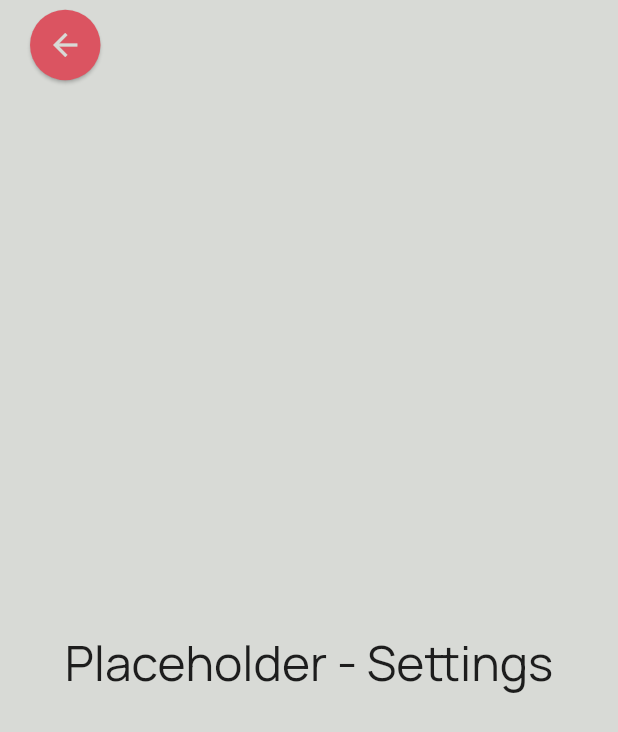
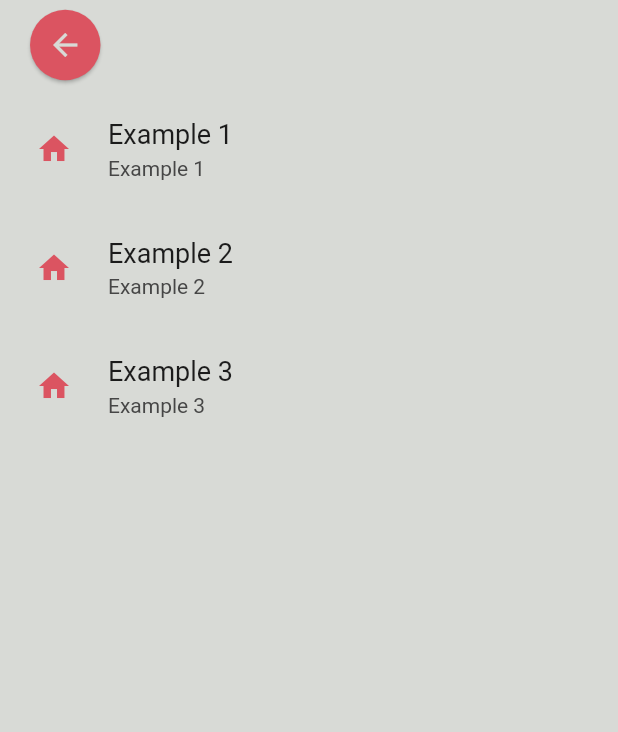
Before and after one commit to mattdbarnett/activito-app, a Flutter app: the HistorySettings screen opened directly, on a phone screen of 412 x 824 dp. Shown: the top 732 px of the screen. Run offline on Flutter 3.47's test engine with Material 2 defaults, Android fonts, the phone set to English and light mode, and no system bars; drawn by our look-alikes of settings_ui.

Commit message:
Added settings ui package and example settings tiles on the settings page

```diff
--- a/lib/pages/home.dart
+++ b/lib/pages/home.dart
@@ -1,5 +1,6 @@
 
 import 'package:flutter/material.dart';
+import 'package:history_logging_app/pages/settings.dart';
 import '../shared/colours.dart';
 import 'package:history_logging_app/pages/recordadd.dart';
 import 'package:history_logging_app/pages/recordlist.dart';
@@ -93,7 +94,7 @@ class _HistoryHomeState extends State<HistoryHome> {
                         ),
                         onPressed: () {
                           Navigator.of(context).push(MaterialPageRoute(
-                              builder: (BuildContext context) => const HistoryTypeList()));
+                              builder: (BuildContext context) => const HistorySettings()));
                         },
                         child: const Icon(
                           Icons.settings,
--- a/lib/pages/settings.dart
+++ b/lib/pages/settings.dart
@@ -2,6 +2,7 @@
 import 'package:flutter/material.dart';
 import '../shared/colours.dart';
 import 'package:history_logging_app/template/secondary_appbar.dart';
+import 'package:settings_ui/settings_ui.dart';
 
 class HistorySettings extends StatefulWidget {
   const HistorySettings ({Key? key}) : super(key: key);
@@ -16,20 +17,38 @@ class _HistorySettingsState extends State<HistorySettings> {
     return Scaffold(
       backgroundColor: HistColours.cBack,
       appBar: secondaryAppbar(context),
-      body: Column(
-        mainAxisAlignment: MainAxisAlignment.center,
-        crossAxisAlignment: CrossAxisAlignment.center,
-        children: const [
-          Center(
-              child: Text(
-                "Placeholder - Settings",
-                style: TextStyle(
-                    fontSize: 32
-                ),
-              )
+      body: SettingsList(
+        darkTheme: const SettingsThemeData(
+          settingsListBackground: Colors.transparent,
+        ),
+        lightTheme: const SettingsThemeData(
+          settingsListBackground: Colors.transparent,
+        ),
+        sections: [
+          SettingsSection(
+            tiles: <SettingsTile>[
+              SettingsTile.navigation(
+                leading: const Icon(Icons.home, color: HistColours.cHighlight),
+                title: const Text('Example 1'),
+                value: const Text('Example 1'),
+                onPressed: (BuildContext context) {},
+              ),
+              SettingsTile.navigation(
+                leading: const Icon(Icons.home, color: HistColours.cHighlight),
+                title: const Text('Example 2'),
+                value: const Text('Example 2'),
+                onPressed: (BuildContext context) {},
+              ),
+              SettingsTile.navigation(
+                leading: const Icon(Icons.home, color: HistColours.cHighlight),
+                title: const Text('Example 3'),
+                value: const Text('Example 3'),
+                onPressed: (BuildContext context) {},
+              ),
+            ],
           ),
-        ],
-      ),
+        ]
+      )
     );
   }
 }
--- a/pubspec.yaml
+++ b/pubspec.yaml
@@ -35,6 +35,7 @@ dependencies:
   # Use with the CupertinoIcons class for iOS style icons.
   cupertino_icons: ^1.0.2
   intl: ^0.17.0
+  settings_ui: ^2.0.2
 
 dev_dependencies:
   flutter_test:
```
Also changed, not shown: pubspec.lock.
